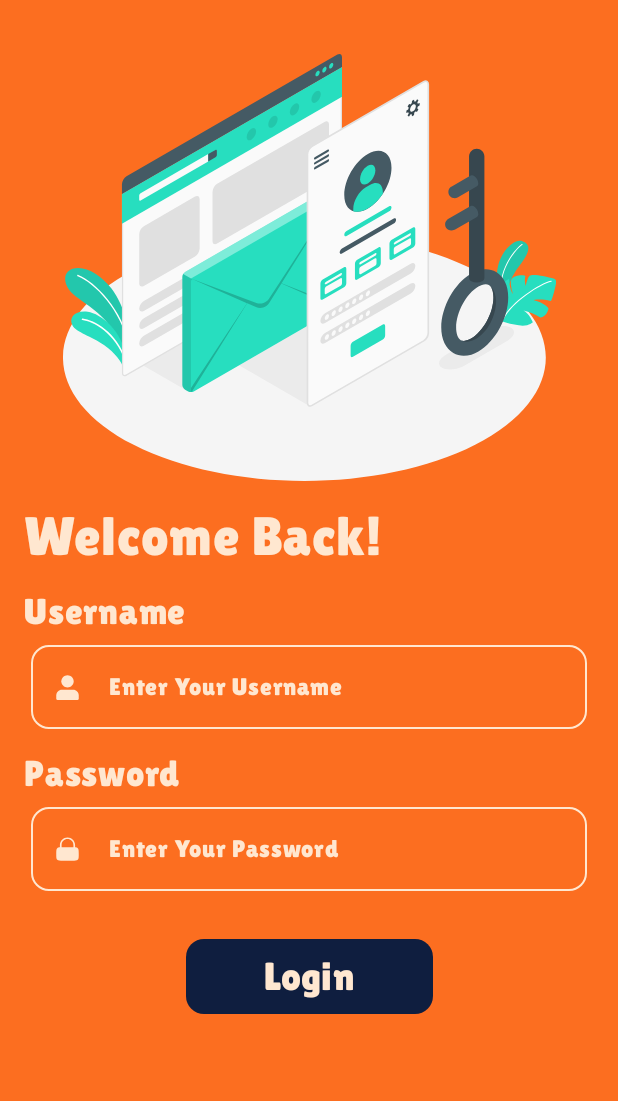
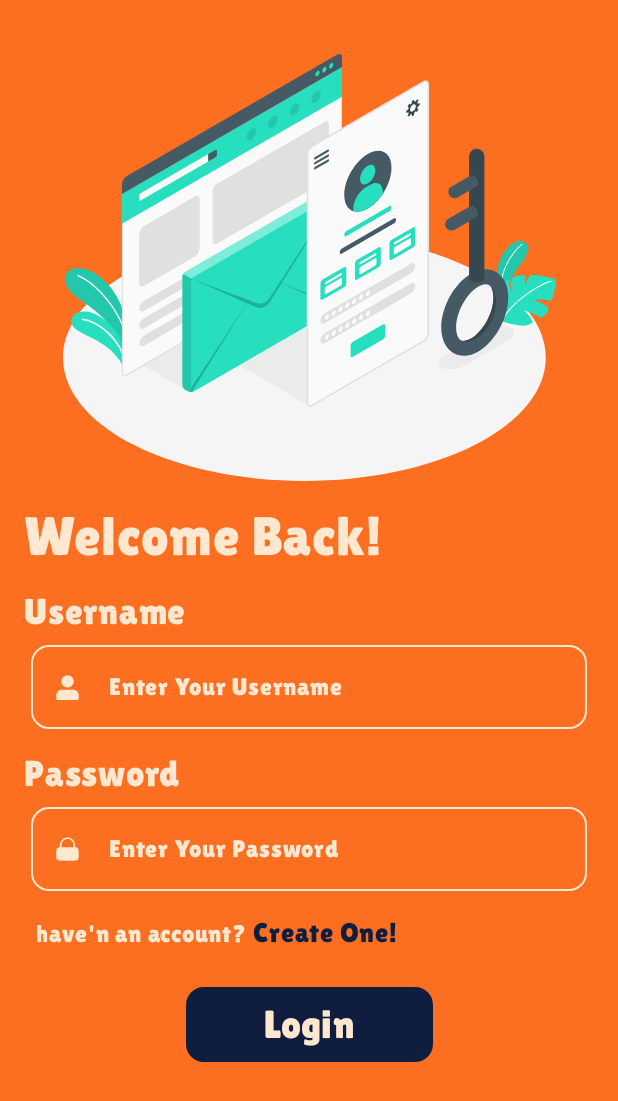
Before and after one commit to arad-sheybak/goodfood, an Android app built with Jetpack Compose: the screen it shows after launch (MainActivity), after a tap on "Skip", on a phone screen of 412 x 824 dp. Shown: the top 1101 px of the screen. Run offline under Robolectric (Android 15) with nearby library versions, the phone set to English and light mode, and no system bars; our stand-ins replace constraintlayout-compose.

```diff
--- a/app/src/main/java/com/aradsheybak/goodfood/navigation/NavGraph.kt
+++ b/app/src/main/java/com/aradsheybak/goodfood/navigation/NavGraph.kt
@@ -8,6 +8,7 @@ import androidx.navigation.compose.composable
 import com.aradsheybak.goodfood.screens.home.HomeScreen
 import com.aradsheybak.goodfood.screens.login.presentation.LoginScreen
 import com.aradsheybak.goodfood.screens.onboardings.OnboardingScreenParent
+import com.aradsheybak.goodfood.screens.signup.SignupScreen
 import com.aradsheybak.goodfood.screens.spalsh.SplashScreen
 
 @Composable
@@ -40,6 +41,10 @@ fun AppNavHost(navController: NavHostController, modifier: Modifier = Modifier)
             HomeScreen(navController = navController)
         }
 
+        composable(Screen.signup.route) {
+            SignupScreen(navController=navController)
+        }
+
     }
 
 
--- a/app/src/main/java/com/aradsheybak/goodfood/navigation/Screen.kt
+++ b/app/src/main/java/com/aradsheybak/goodfood/navigation/Screen.kt
@@ -7,4 +7,6 @@ sealed class Screen(val route: String) {
     object login : Screen("login")
 
     object home: Screen("home")
+
+    object signup: Screen("signup")
 }
--- a/app/src/main/java/com/aradsheybak/goodfood/screens/login/presentation/LoginScreen.kt
+++ b/app/src/main/java/com/aradsheybak/goodfood/screens/login/presentation/LoginScreen.kt
@@ -2,6 +2,7 @@ package com.aradsheybak.goodfood.screens.login.presentation
 
 import androidx.compose.foundation.Image
 import androidx.compose.foundation.background
+import androidx.compose.foundation.clickable
 import androidx.compose.foundation.layout.fillMaxSize
 import androidx.compose.foundation.layout.fillMaxWidth
 import androidx.compose.foundation.layout.height
@@ -15,8 +16,11 @@ import androidx.compose.runtime.setValue
 import androidx.compose.ui.Modifier
 import androidx.compose.ui.res.painterResource
 import androidx.compose.ui.res.stringResource
+import androidx.compose.ui.text.SpanStyle
+import androidx.compose.ui.text.buildAnnotatedString
 import androidx.compose.ui.text.input.KeyboardType
 import androidx.compose.ui.text.style.TextAlign
+import androidx.compose.ui.text.withStyle
 import androidx.compose.ui.tooling.preview.Preview
 import androidx.compose.ui.unit.dp
 import androidx.compose.ui.unit.sp
@@ -25,6 +29,7 @@ import androidx.navigation.NavController
 import com.aradsheybak.goodfood.R
 import com.aradsheybak.goodfood.components.CustomButton
 import com.aradsheybak.goodfood.components.CustomTextInput
+import com.aradsheybak.goodfood.navigation.Screen
 import com.aradsheybak.goodfood.ui.theme.cream
 import com.aradsheybak.goodfood.ui.theme.crimson
 import com.aradsheybak.goodfood.ui.theme.lilita
@@ -32,11 +37,13 @@ import com.aradsheybak.goodfood.ui.theme.orange
 
 @Composable
 fun LoginScreen(navController: NavController) {
-    ContentLogin()
+    ContentLogin(onSignupClicked = {
+        navController.navigate(Screen.signup.route)
+    })
 }
 
 @Composable
-private fun ContentLogin() {
+private fun ContentLogin(onSignupClicked: () -> Unit ={} ) {
     var username by remember { mutableStateOf("") }
     var password by remember { mutableStateOf("") }
 
@@ -55,6 +62,7 @@ private fun ContentLogin() {
             signup,
             btnLogin) = createRefs()
 
+        // logo on top
         Image(
             painter = painterResource(R.drawable.img_login),
             contentDescription = null,
@@ -66,6 +74,7 @@ private fun ContentLogin() {
                     end.linkTo(parent.end)
                 })
 
+        //welcome text
         Text(
             text = stringResource(R.string.login_hint),
             color = cream,
@@ -80,6 +89,7 @@ private fun ContentLogin() {
                 }
         )
 
+        //username section
         Text(
             text = stringResource(R.string.title_username),
             color = cream,
@@ -90,7 +100,6 @@ private fun ContentLogin() {
                     top.linkTo(welcome.bottom, margin = 16.dp)
                     start.linkTo(parent.start, margin = 16.dp)
                 })
-
         CustomTextInput(
             value = username,
             onValueChange = { username = it },
@@ -113,6 +122,7 @@ private fun ContentLogin() {
                 }
         )
 
+        //password section
         Text(
             text = stringResource(R.string.title_password),
             color = cream,
@@ -145,6 +155,28 @@ private fun ContentLogin() {
                 }
         )
 
+        //register text to navigate to register screen
+        val signupText = buildAnnotatedString {
+            withStyle(style = SpanStyle(color = cream, fontSize = 16.sp, fontFamily = lilita)){
+                append(text = stringResource(R.string.hint_signup_part_one))
+            }
+            append(" ")
+            withStyle(style = SpanStyle(color = crimson, fontSize = 18.sp, fontFamily = lilita)){
+                append(text = stringResource(R.string.hint_signup_part_two))
+            }
+        }
+        Text(text = signupText,
+            modifier = Modifier
+                .clickable{
+                    onSignupClicked
+                }
+                .padding(8.dp)
+                .constrainAs(signup){
+                    top.linkTo(passwordInput.bottom, margin = 8.dp)
+                    start.linkTo(parent.start, margin = 16.dp)
+                })
+
+        //login button
         CustomButton(
             title = R.string.title_login,
             onClick = {},
@@ -156,7 +188,7 @@ private fun ContentLogin() {
                 .fillMaxWidth(0.4f)
                 .height(50.dp)
                 .constrainAs(btnLogin) {
-                top.linkTo(passwordInput.bottom, margin = 32.dp)
+                top.linkTo(signup.bottom, margin = 16.dp)
                 start.linkTo(parent.start)
                 end.linkTo(parent.end)
             }
--- /dev/null
+++ b/app/src/main/java/com/aradsheybak/goodfood/screens/signup/SignupScreen.kt
@@ -0,0 +1,9 @@
+package com.aradsheybak.goodfood.screens.signup
+
+import androidx.compose.runtime.Composable
+import androidx.navigation.NavController
+
+@Composable
+fun SignupScreen(navController: NavController){
+
+}
--- a/app/src/main/java/com/aradsheybak/goodfood/screens/spalsh/SplashScreen.kt
+++ b/app/src/main/java/com/aradsheybak/goodfood/screens/spalsh/SplashScreen.kt
@@ -17,6 +17,7 @@ import androidx.constraintlayout.compose.ConstraintLayout
 import androidx.navigation.NavController
 import com.aradsheybak.goodfood.R
 import com.aradsheybak.goodfood.data.datastore.rememberPreferencesManager
+import com.aradsheybak.goodfood.navigation.Screen
 import com.aradsheybak.goodfood.ui.theme.lilita
 import com.aradsheybak.goodfood.ui.theme.orange
 import com.aradsheybak.goodfood.ui.theme.semiBlack
@@ -35,18 +36,19 @@ fun SplashScreen(navController: NavController) {
 
         when {
             isFirstLaunch -> {
-                navController.navigate("onboarding") {
+                navController.navigate(Screen.onboarding.route) {
                     popUpTo("splash") { inclusive = true }
                 }
             }
 
             isLoggedIn -> {
-                navController.navigate("home") {
+                navController.navigate(Screen.home.route) {
                     popUpTo("splash") { inclusive = true }
                 }
             }
+
             else -> {
-                navController.navigate("login") {
+                navController.navigate(Screen.login.route) {
                     popUpTo("splash") { inclusive = true }
                 }
             }
@@ -73,11 +75,11 @@ private fun splashContent() {
             colorFilter = ColorFilter.tint(semiBlack),
             modifier = Modifier
                 .constrainAs(logo) {
-                top.linkTo(parent.top)
-                bottom.linkTo(parent.bottom)
-                start.linkTo(parent.start)
-                end.linkTo(parent.end)
-            })
+                    top.linkTo(parent.top)
+                    bottom.linkTo(parent.bottom)
+                    start.linkTo(parent.start)
+                    end.linkTo(parent.end)
+                })
 
 
         Text(
--- a/app/src/main/res/values/strings.xml
+++ b/app/src/main/res/values/strings.xml
@@ -15,6 +15,7 @@
     <string name="title_password">Password</string>
     <string name="hint_username">Enter Your Username</string>
     <string name="hint_password">Enter Your Password</string>
-    <string name="hint_signup">create new account > </string>
+    <string name="hint_signup_part_one">have\'n an account?</string>
+    <string name="hint_signup_part_two">Create One!</string>
     <string name="title_login">Login</string>
 </resources>
```
